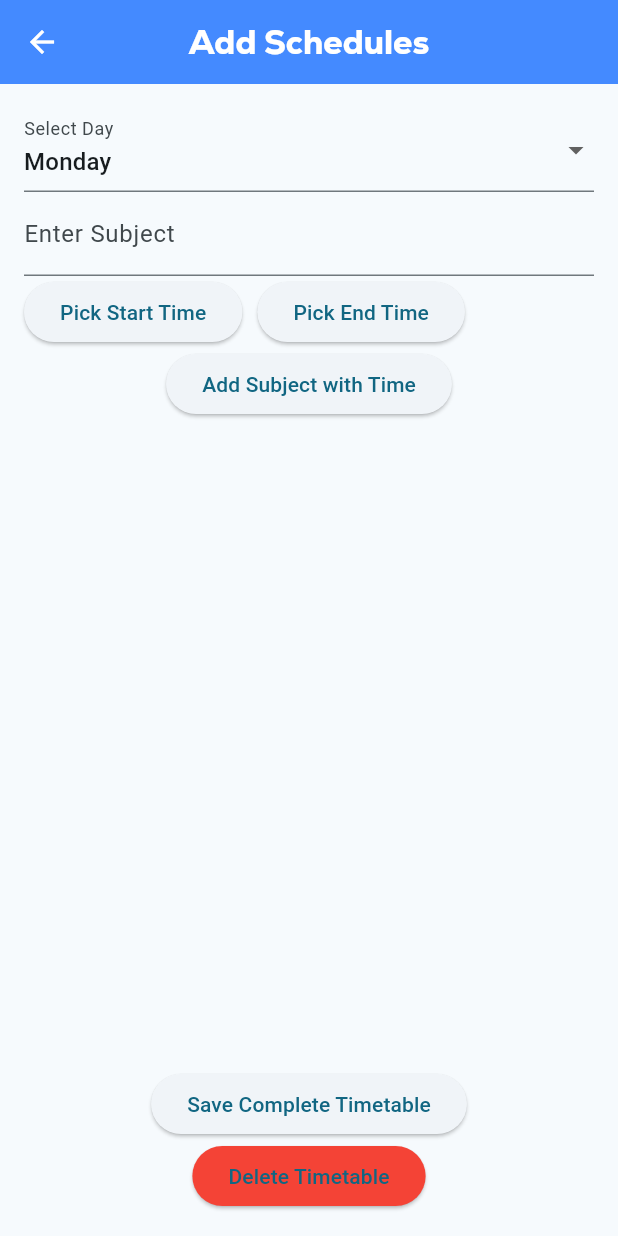
After one commit to Rohit-R-M/SAM_mini_project, a Flutter app: the adminhomepage screen opened directly, after a tap on "Manage Schedule", on a phone screen of 412 x 824 dp. The commit adds this screen. Run offline on Flutter 3.47's test engine with Material 3 defaults, Android fonts, the phone set to English and light mode, and no system bars; our stand-ins replace cloud_firestore, file_picker, firebase_auth, firebase_core, firebase_database, firebase_storage and 4 more; missing offline and left inert: easy_pdf_viewer; accounts and stored records are empty; network calls fail.

Commit message:
1st integration

```diff
--- /dev/null
+++ b/lib/Admin/Addandmanage/Schedule.dart
@@ -0,0 +1,323 @@
+import 'package:cloud_firestore/cloud_firestore.dart';
+import 'package:flutter/material.dart';
+
+class AdminManageSchedule extends StatefulWidget {
+  const AdminManageSchedule({super.key});
+
+  @override
+  State<AdminManageSchedule> createState() => _AdminManageScheduleState();
+}
+
+class _AdminManageScheduleState extends State<AdminManageSchedule> {
+
+  final _formKey = GlobalKey<FormState>();
+  String selectedDay = "Monday";
+  Map<String, List<Map<String, String>>> timetable = {
+    "Sunday": [],
+    "Monday": [],
+    "Tuesday": [],
+    "Wednesday": [],
+    "Thursday": [],
+    "Friday": [],
+    "Saturday": []
+  };
+  final _subjectController = TextEditingController();
+  TimeOfDay? selectedStartTime;
+  TimeOfDay? selectedEndTime;
+  int? editingIndex;
+
+  final List<String> daysOfWeek = [
+    "Sunday",
+    "Monday",
+    "Tuesday",
+    "Wednesday",
+    "Thursday",
+    "Friday",
+    "Saturday"
+  ];
+
+  Future<void> pickStartTime(BuildContext context) async {
+    if (selectedDay == "Sunday") return;
+    final pickedTime = await showTimePicker(
+      context: context,
+      initialTime: TimeOfDay.now(),
+    );
+    if (pickedTime != null) {
+      setState(() {
+        selectedStartTime = pickedTime;
+      });
+    }
+  }
+
+  Future<void> pickEndTime(BuildContext context) async {
+    if (selectedDay == "Sunday") return;
+    final pickedTime = await showTimePicker(
+      context: context,
+      initialTime: selectedStartTime ?? TimeOfDay.now(),
+    );
+    if (pickedTime != null &&
+        (selectedStartTime == null ||
+            (pickedTime.hour > selectedStartTime!.hour ||
+                (pickedTime.hour == selectedStartTime!.hour &&
+                    pickedTime.minute > selectedStartTime!.minute)))) {
+      setState(() {
+        selectedEndTime = pickedTime;
+      });
+    } else {
+      ScaffoldMessenger.of(context).showSnackBar(
+        SnackBar(content: Text("End time must be after start time")),
+      );
+    }
+  }
+
+  String formatTimeOfDay(TimeOfDay time) {
+    final now = DateTime.now();
+    final dt = DateTime(now.year, now.month, now.day, time.hour, time.minute);
+    return TimeOfDay.fromDateTime(dt).format(context);
+  }
+
+  void addOrUpdateSubjectWithTime() {
+    if (_subjectController.text.isNotEmpty && selectedStartTime != null && selectedEndTime != null) {
+      final formattedStartTime = formatTimeOfDay(selectedStartTime!);
+      final formattedEndTime = formatTimeOfDay(selectedEndTime!);
+
+      setState(() {
+        if (editingIndex != null) {
+          timetable[selectedDay]![editingIndex!] = {
+            'subject': _subjectController.text.trim(),
+            'time': '$formattedStartTime - $formattedEndTime',
+          };
+          editingIndex = null;
+        } else {
+          timetable[selectedDay]!.add({
+            'subject': _subjectController.text.trim(),
+            'time': '$formattedStartTime - $formattedEndTime',
+          });
+        }
+        _subjectController.clear();
+        selectedStartTime = null;
+        selectedEndTime = null;
+      });
+    }
+  }
+
+  void editSubjectWithTime(int index) {
+    setState(() {
+      _subjectController.text = timetable[selectedDay]![index]['subject']!;
+      final times = timetable[selectedDay]![index]['time']!.split(' - ');
+      selectedStartTime = TimeOfDay(
+        hour: int.parse(times[0].split(':')[0]),
+        minute: int.parse(times[0].split(':')[1].split(' ')[0]),
+      );
+      selectedEndTime = TimeOfDay(
+        hour: int.parse(times[1].split(':')[0]),
+        minute: int.parse(times[1].split(':')[1].split(' ')[0]),
+      );
+      editingIndex = index;
+    });
+  }
+
+  void deleteSubjectWithTime(int index) {
+    setState(() {
+      timetable[selectedDay]!.removeAt(index);
+    });
+  }
+
+  Future<void> saveCompleteTimetable() async {
+    try {
+      await FirebaseFirestore.instance
+          .collection('timetable')
+          .doc('weekdays')
+          .set(timetable);
+
+      ScaffoldMessenger.of(context).showSnackBar(
+        SnackBar(content: Text("Complete timetable saved successfully!")),
+      );
+      setState(() {
+        timetable = {
+          "Sunday": [],
+          "Monday": [],
+          "Tuesday": [],
+          "Wednesday": [],
+          "Thursday": [],
+          "Friday": [],
+          "Saturday": []
+        };
+      });
+    } catch (e) {
+      print("Error saving data: $e");
+      ScaffoldMessenger.of(context).showSnackBar(
+        SnackBar(content: Text("Error saving timetable.")),
+      );
+    }
+  }
+
+  Future<void> deleteTimetable() async {
+    try {
+      await FirebaseFirestore.instance
+          .collection('timetable')
+          .doc('weekdays')
+          .delete();
+
+      ScaffoldMessenger.of(context).showSnackBar(
+        SnackBar(content: Text("Timetable deleted successfully!")),
+      );
+      setState(() {
+        timetable = {
+          "Sunday": [],
+          "Monday": [],
+          "Tuesday": [],
+          "Wednesday": [],
+          "Thursday": [],
+          "Friday": [],
+          "Saturday": []
+        };
+      });
+    } catch (e) {
+      print("Error deleting timetable: $e");
+      ScaffoldMessenger.of(context).showSnackBar(
+        SnackBar(content: Text("Error deleting timetable.")),
+      );
+    }
+  }
+
+  Future<void> loadTimetable() async {
+    try {
+      final docSnapshot = await FirebaseFirestore.instance
+          .collection('timetable')
+          .doc('weekdays')
+          .get();
+
+      if (docSnapshot.exists) {
+        setState(() {
+          timetable = docSnapshot.data()!.map((day, subjects) =>
+              MapEntry(day, List<Map<String, String>>.from(subjects)));
+        });
+      } else {
+        setState(() {
+          timetable = {
+            "Sunday": [],
+            "Monday": [],
+            "Tuesday": [],
+            "Wednesday": [],
+            "Thursday": [],
+            "Friday": [],
+            "Saturday": []
+          };
+        });
+      }
+    } catch (e) {
+      print("Error loading timetable: $e");
+    }
+  }
+
+  @override
+  void initState() {
+    super.initState();
+    loadTimetable();
+  }
+
+  @override
+  Widget build(BuildContext context) {
+    return Scaffold(
+      appBar: AppBar(
+        iconTheme: IconThemeData(color: Colors.white),
+        backgroundColor: Colors.blueAccent,
+        title: Text("Add Schedules",
+            style: TextStyle(
+                fontWeight: FontWeight.bold,
+                fontFamily: 'Nexa',
+                color: Colors.white)),
+        centerTitle: true,
+      ),
+      body: Padding(
+        padding: const EdgeInsets.all(16.0),
+        child: Form(
+          key: _formKey,
+          child: Column(
+            children: [
+              DropdownButtonFormField<String>(
+                value: selectedDay,
+                decoration: InputDecoration(labelText: "Select Day"),
+                onChanged: (value) {
+                  setState(() {
+                    selectedDay = value!;
+                  });
+                },
+                items: daysOfWeek.map((day) {
+                  return DropdownMenuItem(
+                    value: day,
+                    child: Text(day),
+                  );
+                }).toList(),
+              ),
+              if (selectedDay != "Sunday") ...[
+                TextFormField(
+                  controller: _subjectController,
+                  decoration: InputDecoration(labelText: "Enter Subject"),
+                ),
+                Row(
+                  children: [
+                    ElevatedButton(
+                      onPressed: () => pickStartTime(context),
+                      child: Text(selectedStartTime == null
+                          ? "Pick Start Time"
+                          : "Start: ${formatTimeOfDay(selectedStartTime!)}"),
+                    ),
+                    SizedBox(width: 10),
+                    ElevatedButton(
+                      onPressed: () => pickEndTime(context),
+                      child: Text(selectedEndTime == null
+                          ? "Pick End Time"
+                          : "End: ${formatTimeOfDay(selectedEndTime!)}"),
+                    ),
+                  ],
+                ),
+                ElevatedButton(
+                  onPressed: addOrUpdateSubjectWithTime,
+                  child: Text(editingIndex != null ? "Update Subject with Time" : "Add Subject with Time"),
+                ),
+              ],
+              Expanded(
+                child: ListView.builder(
+                  itemCount: timetable[selectedDay]?.length ?? 0,
+                  itemBuilder: (context, index) {
+                    final item = timetable[selectedDay]![index];
+                    return Card(
+                      child: ListTile(
+                        title: Text("${item['subject']}"),
+                        subtitle: Text("${item['time']}"),
+                        trailing: Row(
+                          mainAxisSize: MainAxisSize.min,
+                          children: [
+                            IconButton(
+                              icon: Icon(Icons.edit),
+                              onPressed: () => editSubjectWithTime(index),
+                            ),
+                            IconButton(
+                              icon: Icon(Icons.delete),
+                              onPressed: () => deleteSubjectWithTime(index),
+                            ),
+                          ],
+                        ),
+                      ),
+                    );
+                  },
+                ),
+              ),
+              ElevatedButton(
+                onPressed: saveCompleteTimetable,
+                child: Text("Save Complete Timetable"),
+              ),
+              ElevatedButton(
+                onPressed: deleteTimetable,
+                style: ElevatedButton.styleFrom(backgroundColor: Colors.red),
+                child: Text("Delete Timetable"),
+              ),
+            ],
+          ),
+        ),
+      ),
+    );
+  }
+}
--- a/lib/Admin/Home/Homepage.dart
+++ b/lib/Admin/Home/Homepage.dart
@@ -1,4 +1,6 @@
 import 'package:flutter/material.dart';
+import 'package:sam_pro/Admin/Addandmanage/AdminCalendar.dart';
+import 'package:sam_pro/Admin/Addandmanage/Schedule.dart';
 import 'package:sam_pro/Admin/Course/CourseAdd.dart';
 import 'package:sam_pro/Admin/Course/CourseList.dart';
 import 'package:sam_pro/Admin/Home/Add_student/student.dart';
@@ -210,6 +212,46 @@ class adminhomepage extends StatelessWidget {
                 ),
               ),
             ),
+
+            Padding(
+              padding: const EdgeInsets.all(10.0),
+              child: InkWell(
+                onTap:(){
+                  Navigator.push(context, MaterialPageRoute(builder: (context) => AdminAddCalendar(),));
+                },
+                child: ListTile(
+                  leading: Icon(Icons.calendar_month,color: Colors.purple,),
+                  title: Text("Calendar",
+                      style: TextStyle(fontFamily: 'Nexa', fontSize: 18)
+                  ),
+                  trailing: Icon(Icons.arrow_forward_ios),
+                  tileColor: Colors.grey.shade100,
+                  shape: RoundedRectangleBorder(
+                      borderRadius: BorderRadius.circular(12)),
+                ),
+              ),
+            ),
+
+            Padding(
+              padding: const EdgeInsets.all(10.0),
+              child: InkWell(
+                onTap:(){
+                  Navigator.push(context, MaterialPageRoute(builder: (context) => AdminManageSchedule(),));
+                },
+                child: ListTile(
+                  leading: Icon(Icons.schedule,color: Colors.orange,),
+                  title: Text("Manage Schedule",
+                      style: TextStyle(fontFamily: 'Nexa', fontSize: 18)
+                  ),
+                  trailing: Icon(Icons.arrow_forward_ios),
+                  tileColor: Colors.grey.shade100,
+                  shape: RoundedRectangleBorder(
+                      borderRadius: BorderRadius.circular(12)),
+                ),
+
+              ),
+            ),
+
             Padding(
               padding: const EdgeInsets.all(10.0),
               child: InkWell(
@@ -230,6 +272,8 @@ class adminhomepage extends StatelessWidget {
                 ),
               ),
             ),
+
+
             SizedBox(
               height: 20,
             ),
--- a/pubspec.yaml
+++ b/pubspec.yaml
@@ -51,6 +51,7 @@ dependencies:
   animated_text_kit: ^4.2.2
   font_awesome_flutter: ^10.8.0
   image_picker: ^1.1.2
+  photo_view: ^0.15.0
 
 
 dev_dependencies:
```
Also changed, not shown: lib/Admin/Addandmanage/AdminCalendar.dart (added, +149 -0 lines), lib/Student/Academics/calendar.dart (+58 -5 lines), lib/Student/drawer/StudentSchedule.dart (added, +148 -0 lines), lib/Student/homepage.dart (+13 -0 lines), pubspec.lock.
